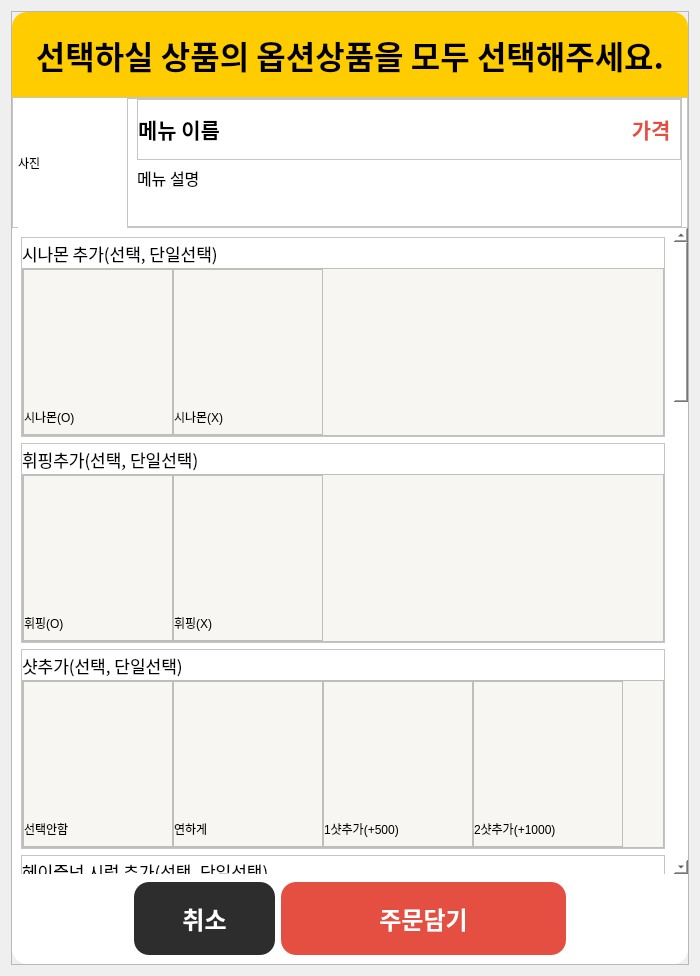
The window that UI/mega_choose_option_page.ui (guaba98/mega_kiosk) describes before a commit, drawn with Qt 5.
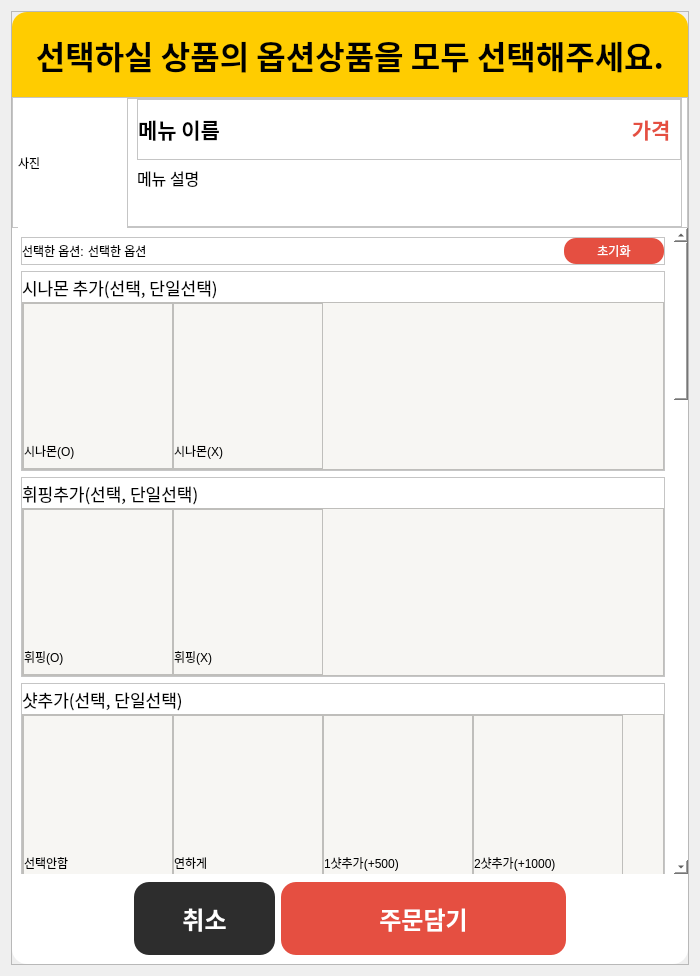
The same window after the commit. Icons and pictures are not drawn.

Commit message: mega kiosk day8 - 포인트창, 옵션수정, 결제수단창

```diff
--- a/UI/mega_choose_option_page.ui
+++ b/UI/mega_choose_option_page.ui
@@ -317,6 +317,39 @@
             </property>
             <item>
              <widget class="QScrollArea" name="scrollArea">
+              <property name="styleSheet">
+               <string notr="true">QScrollBar:vertical{
+border:none;
+background: white;
+width:14px;
+margin: 15px 0 15px 0;
+border-radius: 0px;
+}
+QScrollBar::handle:vertical {	
+	background-color:  rgb(255, 204, 0);
+	min-height: 30px;
+	border-radius: 7px;
+}
+QScrollBar::handle:vertical:hover{	
+	
+	background-color: rgb(251, 197, 0);
+}
+QScrollBar::handle:vertical:pressed {	
+	background-color: rgb(255, 204, 0);
+}
+
+QScrollBar::sub-line:vertical {
+	border: none;
+	background-color: rgba(255, 204, 0, 0);
+	height: 15px;
+	border-radius:5px;
+	subcontrol-position: top;
+	subcontrol-origin: margin;
+}
+
+
+</string>
+              </property>
               <property name="frameShape">
                <enum>QFrame::NoFrame</enum>
               </property>
@@ -327,12 +360,97 @@
                <property name="geometry">
                 <rect>
                  <x>0</x>
-                 <y>-1840</y>
-                 <width>663</width>
-                 <height>2490</height>
+                 <y>0</y>
+                 <width>666</width>
+                 <height>2524</height>
                 </rect>
                </property>
                <layout class="QVBoxLayout" name="verticalLayout_6">
+                <item>
+                 <widget class="QFrame" name="frame_44">
+                  <property name="frameShape">
+                   <enum>QFrame::StyledPanel</enum>
+                  </property>
+                  <property name="frameShadow">
+                   <enum>QFrame::Raised</enum>
+                  </property>
+                  <layout class="QHBoxLayout" name="horizontalLayout_16">
+                   <property name="spacing">
+                    <number>0</number>
+                   </property>
+                   <property name="leftMargin">
+                    <number>0</number>
+                   </property>
+                   <property name="topMargin">
+                    <number>0</number>
+                   </property>
+                   <property name="rightMargin">
+                    <number>0</number>
+                   </property>
+                   <property name="bottomMargin">
+                    <number>0</number>
+                   </property>
+                   <item>
+                    <widget class="QLabel" name="label">
+                     <property name="styleSheet">
+                      <string notr="true">font: 57 14pt &quot;Pretendard Medium&quot;;</string>
+                     </property>
+                     <property name="text">
+                      <string>선택한 옵션: </string>
+                     </property>
+                    </widget>
+                   </item>
+                   <item>
+                    <widget class="QLabel" name="choose_option_label">
+                     <property name="styleSheet">
+                      <string notr="true">font: 57 14pt &quot;Pretendard Medium&quot;;</string>
+                     </property>
+                     <property name="text">
+                      <string>선택한 옵션</string>
+                     </property>
+                    </widget>
+                   </item>
+                   <item>
+                    <spacer name="horizontalSpacer_15">
+                     <property name="orientation">
+                      <enum>Qt::Horizontal</enum>
+                     </property>
+                     <property name="sizeHint" stdset="0">
+                      <size>
+                       <width>40</width>
+                       <height>20</height>
+                      </size>
+                     </property>
+                    </spacer>
+                   </item>
+                   <item>
+                    <widget class="QPushButton" name="reset_btn">
+                     <property name="minimumSize">
+                      <size>
+                       <width>100</width>
+                       <height>26</height>
+                      </size>
+                     </property>
+                     <property name="maximumSize">
+                      <size>
+                       <width>300</width>
+                       <height>16777215</height>
+                      </size>
+                     </property>
+                     <property name="styleSheet">
+                      <string notr="true">background-color: rgb(229, 79, 65);
+border-radius: 12px;
+color:white;
+font: 57 14pt &quot;Pretendard Medium&quot;;</string>
+                     </property>
+                     <property name="text">
+                      <string>초기화</string>
+                     </property>
+                    </widget>
+                   </item>
+                  </layout>
+                 </widget>
+                </item>
                 <item>
                  <widget class="QFrame" name="option_frame_1">
                   <property name="minimumSize">
```
Left out of the diff: 3 changed lines with no effect on the pictures. The commit also changes 24 other files.
